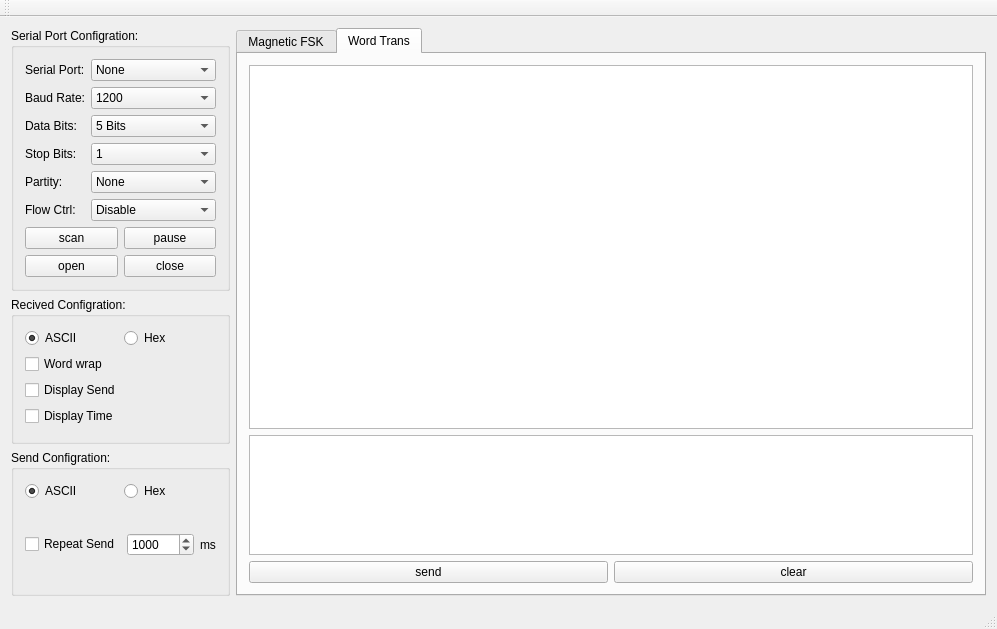
carloscn/magneticfsk, file PRO/MAGNETIC_SYSTEM_WIN_OS/mainwindow.ui: the form before one commit.
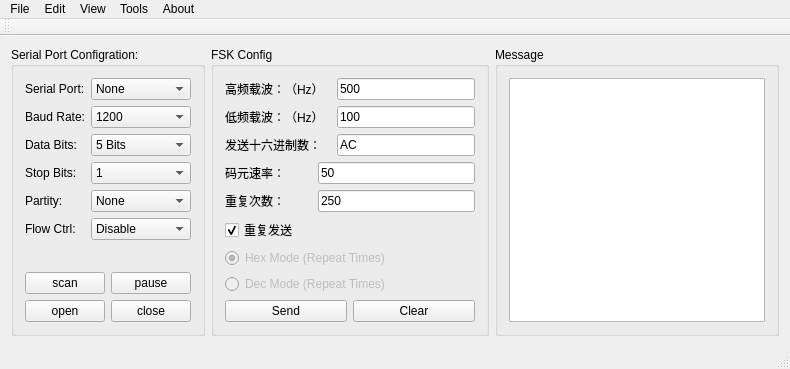
The form after the commit. The open tabs and pages were chosen to show the change.

```diff
--- a/PRO/MAGNETIC_SYSTEM_WIN_OS/mainwindow.ui
+++ b/PRO/MAGNETIC_SYSTEM_WIN_OS/mainwindow.ui
@@ -6,15 +6,15 @@
    <rect>
     <x>0</x>
     <y>0</y>
-    <width>997</width>
-    <height>629</height>
+    <width>790</width>
+    <height>330</height>
    </rect>
   </property>
   <property name="windowTitle">
    <string>MainWindow</string>
   </property>
   <widget class="QWidget" name="centralWidget">
-   <layout class="QHBoxLayout" name="horizontalLayout_4">
+   <layout class="QHBoxLayout" name="horizontalLayout">
     <item>
      <layout class="QVBoxLayout" name="verticalLayout_6">
       <item>
@@ -252,159 +252,27 @@
         </layout>
        </widget>
       </item>
+     </layout>
+    </item>
       <item>
        <widget class="QGroupBox" name="groupBox_2">
         <property name="title">
-         <string>Recived Configration:</string>
-        </property>
-        <layout class="QHBoxLayout" name="horizontalLayout_13">
-         <item>
-          <layout class="QVBoxLayout" name="verticalLayout_2">
-           <item>
-            <layout class="QHBoxLayout" name="horizontalLayout">
-             <item>
-              <widget class="QRadioButton" name="radioButton_rec_ascii">
-               <property name="text">
-                <string>ASCII</string>
-               </property>
-               <property name="checked">
-                <bool>true</bool>
-               </property>
-              </widget>
-             </item>
-             <item>
-              <widget class="QRadioButton" name="radioButton_rec_hex">
-               <property name="text">
-                <string>Hex</string>
-               </property>
-              </widget>
-             </item>
-            </layout>
-           </item>
-           <item>
-            <widget class="QCheckBox" name="checkBox_wordwrap">
-             <property name="text">
-              <string>Word wrap</string>
-             </property>
-            </widget>
-           </item>
-           <item>
-            <widget class="QCheckBox" name="checkBox_dispsend">
-             <property name="text">
-              <string>Display Send</string>
-             </property>
-            </widget>
-           </item>
-           <item>
-            <widget class="QCheckBox" name="checkBox_disptime">
-             <property name="text">
-              <string>Display Time</string>
-             </property>
-            </widget>
-           </item>
-          </layout>
-         </item>
-        </layout>
-       </widget>
-      </item>
-      <item>
-       <widget class="QGroupBox" name="groupBox_3">
-        <property name="title">
-         <string>Send Configration:</string>
-        </property>
-        <layout class="QHBoxLayout" name="horizontalLayout_12">
-         <item>
-          <layout class="QVBoxLayout" name="verticalLayout_4">
-           <item>
-            <layout class="QHBoxLayout" name="horizontalLayout_3">
-             <item>
-              <widget class="QRadioButton" name="radioButton_send_ascii">
-               <property name="text">
-                <string>ASCII</string>
-               </property>
-               <property name="checked">
-                <bool>true</bool>
-               </property>
-              </widget>
-             </item>
-             <item>
-              <widget class="QRadioButton" name="radioButton_send_hex">
-               <property name="text">
-                <string>Hex</string>
-               </property>
-              </widget>
-             </item>
-            </layout>
-           </item>
-           <item>
-            <layout class="QHBoxLayout" name="horizontalLayout_2">
-             <item>
-              <widget class="QCheckBox" name="checkBox_repeat">
-               <property name="text">
-                <string>Repeat Send</string>
-               </property>
-              </widget>
-             </item>
-             <item>
-              <widget class="QSpinBox" name="spinBox_repeat">
-               <property name="maximum">
-                <number>999999</number>
-               </property>
-               <property name="value">
-                <number>1000</number>
-               </property>
-              </widget>
-             </item>
-             <item>
-              <widget class="QLabel" name="label_6">
-               <property name="text">
-                <string>ms</string>
-               </property>
-              </widget>
-             </item>
-            </layout>
-           </item>
-          </layout>
-         </item>
-        </layout>
-       </widget>
-      </item>
-     </layout>
-    </item>
-    <item>
-     <widget class="QTabWidget" name="tabWidget">
-      <property name="currentIndex">
-       <number>0</number>
-      </property>
-      <widget class="QWidget" name="draw">
-       <attribute name="title">
-        <string>Magnetic FSK</string>
-       </attribute>
-       <widget class="QWidget" name="">
-        <property name="geometry">
-         <rect>
-          <x>10</x>
-          <y>20</y>
-          <width>701</width>
-          <height>221</height>
-         </rect>
-        </property>
-        <layout class="QHBoxLayout" name="horizontalLayout_18">
-         <item>
+       <string>FSK Config</string>
+      </property>
           <layout class="QVBoxLayout" name="verticalLayout">
            <item>
             <layout class="QHBoxLayout" name="horizontalLayout_9">
              <item>
               <widget class="QLabel" name="label_7">
                <property name="text">
-                <string>FSK H_Carry: </string>
+            <string>高频载波：（Hz）  </string>
                </property>
               </widget>
              </item>
              <item>
               <widget class="QLineEdit" name="lineEdit_fsk_carry_h">
                <property name="text">
-                <string>2000</string>
+            <string>500</string>
                </property>
               </widget>
              </item>
@@ -415,14 +283,14 @@
              <item>
               <widget class="QLabel" name="label_8">
                <property name="text">
-                <string>FSK_L_Carry: </string>
+            <string>低频载波：（Hz）  </string>
                </property>
               </widget>
              </item>
              <item>
               <widget class="QLineEdit" name="lineEdit_fsk_carry_l">
                <property name="text">
-                <string>500</string>
+            <string>100</string>
                </property>
               </widget>
              </item>
@@ -433,50 +301,25 @@
              <item>
               <widget class="QLabel" name="label_9">
                <property name="text">
-                <string>Value:       </string>
+            <string>发送十六进制数：   </string>
                </property>
               </widget>
              </item>
              <item>
               <widget class="QLineEdit" name="lineEdit_fsk_value">
                <property name="text">
-                <string>FF</string>
+            <string>AC</string>
                </property>
               </widget>
              </item>
             </layout>
            </item>
-           <item>
-            <layout class="QHBoxLayout" name="horizontalLayout_14">
-             <item>
-              <widget class="QLabel" name="label_10">
-               <property name="text">
-                <string>Repeat Times:</string>
-               </property>
-              </widget>
-             </item>
-             <item>
-              <widget class="QLineEdit" name="lineEdit_fsk_repeat_times">
-               <property name="text">
-                <string>100</string>
-               </property>
-              </widget>
-             </item>
-            </layout>
-           </item>
-           <item>
-            <widget class="QLabel" name="label_17">
-             <property name="text">
-              <string>p.s:0 is stop, 0xFF is always.</string>
-             </property>
-            </widget>
-           </item>
            <item>
             <layout class="QHBoxLayout" name="horizontalLayout_15">
              <item>
               <widget class="QLabel" name="label_11">
                <property name="text">
-                <string>Number Period:</string>
+            <string>码元速率：        </string>
                </property>
               </widget>
              </item>
@@ -492,20 +335,53 @@
            <item>
             <layout class="QHBoxLayout" name="horizontalLayout_16">
              <item>
-              <widget class="QRadioButton" name="radioButton_fsk_dec_mode">
+          <widget class="QLabel" name="label_10">
                <property name="text">
-                <string>Dec Mode</string>
+            <string>重复次数：        </string>
+           </property>
+          </widget>
+         </item>
+         <item>
+          <widget class="QLineEdit" name="lineEdit_fsk_repeat_times">
+           <property name="text">
+            <string>250</string>
+           </property>
+          </widget>
+         </item>
+        </layout>
+       </item>
+       <item>
+        <widget class="QCheckBox" name="checkBox">
+         <property name="text">
+          <string>重复发送</string>
+         </property>
+         <property name="checked">
+          <bool>true</bool>
                </property>
               </widget>
              </item>
              <item>
               <widget class="QRadioButton" name="radioButton_fsk_hex_mode">
+         <property name="enabled">
+          <bool>false</bool>
+         </property>
                <property name="text">
-                <string>Hex Mode</string>
+          <string>Hex Mode (Repeat Times)</string>
+         </property>
+         <property name="checked">
+          <bool>true</bool>
                </property>
               </widget>
              </item>
-            </layout>
+       <item>
+        <widget class="QRadioButton" name="radioButton_fsk_dec_mode">
+         <property name="enabled">
+          <bool>false</bool>
+         </property>
+         <property name="text">
+          <string>Dec Mode (Repeat Times)</string>
+         </property>
+        </widget>
            </item>
            <item>
             <layout class="QHBoxLayout" name="horizontalLayout_17">
@@ -526,65 +402,18 @@
             </layout>
            </item>
           </layout>
+     </widget>
          </item>
          <item>
-          <widget class="QTextBrowser" name="textBrowser_fsk"/>
-         </item>
-        </layout>
-       </widget>
-      </widget>
-      <widget class="QWidget" name="tab">
-       <attribute name="title">
-        <string>Word Trans</string>
-       </attribute>
+     <widget class="QGroupBox" name="groupBox_3">
+      <property name="title">
+       <string>Message</string>
+      </property>
        <layout class="QVBoxLayout" name="verticalLayout_3">
         <item>
-         <layout class="QVBoxLayout" name="verticalLayout_8">
-          <item>
-           <widget class="QTextBrowser" name="textBrowser_rec">
-            <property name="styleSheet">
-             <string notr="true">font: 12pt &quot;Ubuntu Mono&quot;;</string>
-            </property>
-           </widget>
-          </item>
-          <item>
-           <widget class="QTextEdit" name="textEdit_send">
-            <property name="minimumSize">
-             <size>
-              <width>0</width>
-              <height>50</height>
-             </size>
-            </property>
-            <property name="maximumSize">
-             <size>
-              <width>16777215</width>
-              <height>120</height>
-             </size>
-            </property>
-           </widget>
-          </item>
-          <item>
-           <layout class="QHBoxLayout" name="horizontalLayout_5">
-            <item>
-             <widget class="QPushButton" name="pushButton_send">
-              <property name="text">
-               <string>send</string>
-              </property>
-             </widget>
-            </item>
-            <item>
-             <widget class="QPushButton" name="pushButton_clear">
-              <property name="text">
-               <string>clear</string>
-              </property>
-             </widget>
-            </item>
-           </layout>
-          </item>
-         </layout>
-        </item>
-       </layout>
-      </widget>
+        <widget class="QTextBrowser" name="textBrowser_fsk"/>
+       </item>
+      </layout>
      </widget>
     </item>
    </layout>
@@ -594,10 +423,40 @@
     <rect>
      <x>0</x>
      <y>0</y>
-     <width>997</width>
+     <width>790</width>
      <height>25</height>
     </rect>
    </property>
+   <widget class="QMenu" name="menuFile">
+    <property name="title">
+     <string>File</string>
+    </property>
+   </widget>
+   <widget class="QMenu" name="menuEdit">
+    <property name="title">
+     <string>Edit</string>
+    </property>
+   </widget>
+   <widget class="QMenu" name="menuTools">
+    <property name="title">
+     <string>View</string>
+    </property>
+   </widget>
+   <widget class="QMenu" name="menuTools_2">
+    <property name="title">
+     <string>Tools</string>
+    </property>
+   </widget>
+   <widget class="QMenu" name="menuAbout">
+    <property name="title">
+     <string>About</string>
+    </property>
+   </widget>
+   <addaction name="menuFile"/>
+   <addaction name="menuEdit"/>
+   <addaction name="menuTools"/>
+   <addaction name="menuTools_2"/>
+   <addaction name="menuAbout"/>
   </widget>
   <widget class="QToolBar" name="mainToolBar">
    <attribute name="toolBarArea">
```
Left out of the diff: 2 changed lines with no effect on the pictures. Lines whose indentation alone changed are shown as unchanged.
